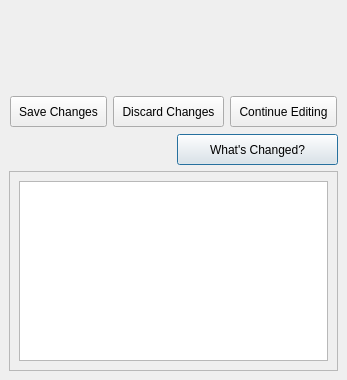
This is qt-designer/saveDiscardCancel.ui in rowinggolfer/openmolar1 as Qt 5 draws it before an edit. The edited form follows.
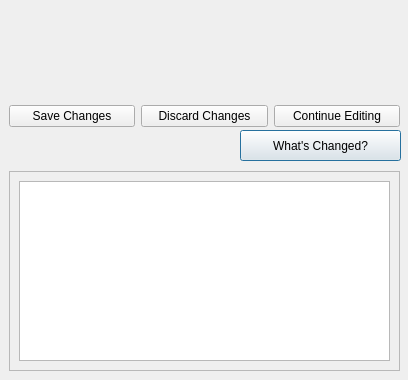
This is the edited form. Icons and pictures are not drawn.

Commit message: new table for insurance plan data - implementation of labels to display content

Diff of the .ui file:
```diff
--- a/qt-designer/saveDiscardCancel.ui
+++ b/qt-designer/saveDiscardCancel.ui
@@ -1,47 +1,22 @@
 <ui version="4.0" >
  <class>Dialog</class>
- <widget class="QDialog" name="Dialog" >
-  <property name="geometry" >
+ <widget class="QDialog" name="Dialog">
+  <property name="geometry">
    <rect>
     <x>0</x>
     <y>0</y>
-    <width>347</width>
+    <width>408</width>
     <height>380</height>
    </rect>
   </property>
   <property name="windowTitle" >
    <string>Confirmation Required</string>
   </property>
-  <widget class="QLabel" name="label" >
-   <property name="geometry" >
+  <widget class="QPushButton" name="pushButton">
+   <property name="geometry">
     <rect>
-     <x>9</x>
-     <y>9</y>
-     <width>329</width>
-     <height>80</height>
-    </rect>
-   </property>
-   <property name="minimumSize" >
-    <size>
-     <width>0</width>
-     <height>80</height>
-    </size>
-   </property>
-   <property name="text" >
-    <string/>
-   </property>
-   <property name="alignment" >
-    <set>Qt::AlignCenter</set>
-   </property>
-   <property name="wordWrap" >
-    <bool>true</bool>
-   </property>
-  </widget>
-  <widget class="QPushButton" name="pushButton" >
-   <property name="geometry" >
-    <rect>
-     <x>177</x>
-     <y>134</y>
+     <x>240</x>
+     <y>130</y>
      <width>161</width>
      <height>31</height>
     </rect>
@@ -54,24 +29,24 @@
      <normaloff>:/down.png</normaloff>:/down.png</iconset>
    </property>
   </widget>
-  <widget class="QScrollArea" name="scrollArea" >
-   <property name="geometry" >
+  <widget class="QScrollArea" name="scrollArea">
+   <property name="geometry">
     <rect>
      <x>9</x>
      <y>171</y>
-     <width>329</width>
+     <width>391</width>
      <height>200</height>
     </rect>
    </property>
    <property name="widgetResizable" >
     <bool>true</bool>
    </property>
-   <widget class="QWidget" name="scrollAreaWidgetContents" >
-    <property name="geometry" >
+   <widget class="QWidget" name="scrollAreaWidgetContents">
+    <property name="geometry">
      <rect>
       <x>0</x>
       <y>0</y>
-      <width>325</width>
+      <width>387</width>
       <height>196</height>
      </rect>
     </property>
@@ -82,44 +57,57 @@
     </layout>
    </widget>
   </widget>
-  <widget class="QPushButton" name="save_pushButton" >
-   <property name="geometry" >
+  <widget class="QWidget" name="">
+   <property name="geometry">
     <rect>
-     <x>10</x>
-     <y>96</y>
-     <width>97</width>
-     <height>31</height>
+     <x>9</x>
+     <y>9</y>
+     <width>391</width>
+     <height>118</height>
     </rect>
    </property>
-   <property name="text" >
-    <string>Save Changes</string>
-   </property>
-  </widget>
-  <widget class="QPushButton" name="discard_pushButton" >
-   <property name="geometry" >
-    <rect>
-     <x>113</x>
-     <y>96</y>
-     <width>111</width>
-     <height>31</height>
-    </rect>
-   </property>
-   <property name="text" >
-    <string>Discard Changes</string>
-   </property>
-  </widget>
-  <widget class="QPushButton" name="continue_pushButton" >
-   <property name="geometry" >
-    <rect>
-     <x>230</x>
-     <y>96</y>
-     <width>107</width>
-     <height>31</height>
-    </rect>
-   </property>
-   <property name="text" >
-    <string>Continue Editing</string>
-   </property>
+   <layout class="QGridLayout" name="gridLayout">
+    <item row="0" column="0" colspan="3">
+     <widget class="QLabel" name="label">
+      <property name="minimumSize">
+       <size>
+        <width>0</width>
+        <height>80</height>
+       </size>
+      </property>
+      <property name="text">
+       <string/>
+      </property>
+      <property name="alignment">
+       <set>Qt::AlignCenter</set>
+      </property>
+      <property name="wordWrap">
+       <bool>true</bool>
+      </property>
+     </widget>
+    </item>
+    <item row="1" column="0">
+     <widget class="QPushButton" name="save_pushButton">
+      <property name="text">
+       <string>Save Changes</string>
+      </property>
+     </widget>
+    </item>
+    <item row="1" column="1">
+     <widget class="QPushButton" name="discard_pushButton">
+      <property name="text">
+       <string>Discard Changes</string>
+      </property>
+     </widget>
+    </item>
+    <item row="1" column="2">
+     <widget class="QPushButton" name="continue_pushButton">
+      <property name="text">
+       <string>Continue Editing</string>
+      </property>
+     </widget>
+    </item>
+   </layout>
   </widget>
  </widget>
  <tabstops>
```
Left out of the diff: 19 changed lines with no effect on the pictures. The commit also changes 12 other files.
